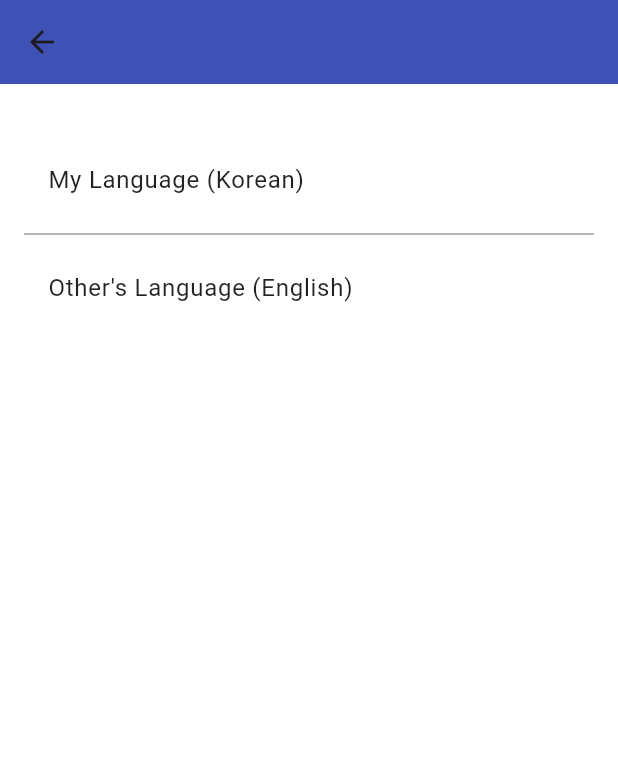
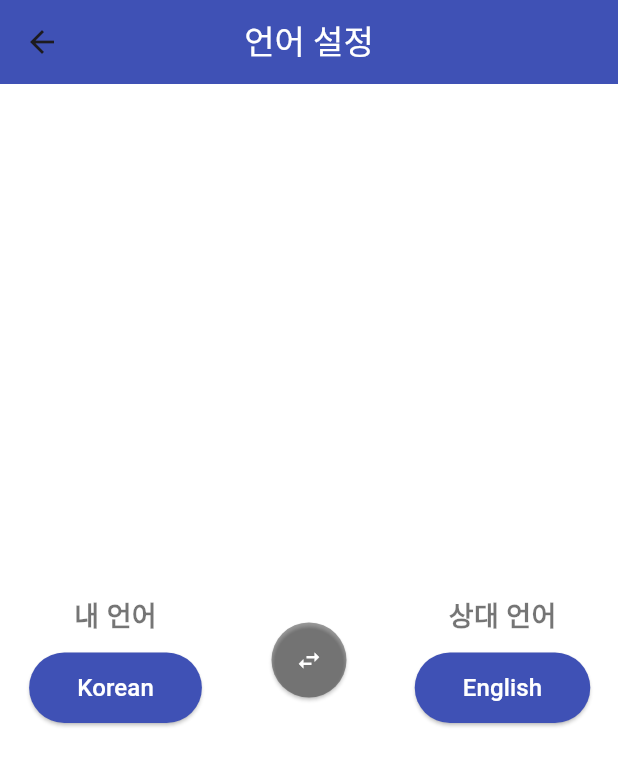
Before and after one commit to kangbba/chatmate, a Flutter app: the LanguageSettingScreen screen opened directly, on a phone screen of 412 x 824 dp. Shown: the top 766 px of the screen. Run offline on Flutter 3.47's test engine with Material 3 defaults, Android fonts, the phone set to English and light mode, and no system bars; our stand-ins replace auto_size_text, cloud_firestore, firebase_auth, firebase_core, flutter_slidable, flutter_tts and 7 more; missing offline and left inert: flutter_network_connectivity, google_cloud_translation, simple_ripple_animation; accounts and stored records are empty.

Commit message:
레이아웃 변경

```diff
--- a/lib/screen_pages/language_setting_screen.dart
+++ b/lib/screen_pages/language_setting_screen.dart
@@ -1,5 +1,4 @@
 import 'package:flutter/material.dart';
-
 import '../screens/language_select_screen.dart';
 import '../managers/language_select_control.dart';
 
@@ -11,6 +10,7 @@ class LanguageSettingScreen extends StatefulWidget {
 }
 
 class _LanguageSettingScreenState extends State<LanguageSettingScreen> {
+  final LanguageSelectControl languageSelectControl = LanguageSelectControl.instance;
 
   @override
   Widget build(BuildContext context) {
@@ -18,50 +18,109 @@ class _LanguageSettingScreenState extends State<LanguageSettingScreen> {
       backgroundColor: Colors.white, // 배경색 명시적으로 설정
       appBar: AppBar(
         centerTitle: true,
+        title: const Text(
+          '언어 설정',
+          style: TextStyle(color: Colors.white),
+        ),
         backgroundColor: Colors.indigo, // AppBar 배경색 설정
       ),
-      body: Padding(
-        padding: const EdgeInsets.all(16.0),
+      body: Center(
+        child: Row(
+          mainAxisAlignment: MainAxisAlignment.center,
+          children: [
+            Expanded(
               child: Column(
-          crossAxisAlignment: CrossAxisAlignment.start,
+                mainAxisSize: MainAxisSize.min,
                 children: [
-            const SizedBox(height: 20),
-            ListTile(
-              title: Text(
-                "My Language (${LanguageSelectControl.instance.myLanguageItem.menuDisplayStr})",
-                style: TextStyle(color: Colors.black87), // 텍스트 색상 설정
+                  const Text(
+                    "내 언어",
+                    style: TextStyle(fontSize: 18, fontWeight: FontWeight.bold, color: Colors.black54),
                   ),
-              onTap: () {
-                // 풀스크린으로 My Language 선택 화면 호출
-                Navigator.push(
+                  const SizedBox(height: 10),
+                  ElevatedButton(
+                    style: ElevatedButton.styleFrom(
+                      padding: const EdgeInsets.symmetric(horizontal: 32, vertical: 12),
+                      backgroundColor: Colors.indigo,
+                      foregroundColor: Colors.white,
+                    ),
+                    onPressed: () => Navigator.push(
                       context,
                       MaterialPageRoute(
                         builder: (context) => LanguageSelectScreen(
-                      languageSelectControl: LanguageSelectControl.instance,
+                          languageSelectControl: languageSelectControl,
                           isMyLanguage: true,
                         ),
                       ),
+                    ),
+                    child: StreamBuilder<LanguageItem>(
+                      stream: languageSelectControl.myLanguageItemStream,
+                      initialData: languageSelectControl.myLanguageItem,
+                      builder: (context, snapshot) {
+                        return Text(
+                          snapshot.data?.menuDisplayStr ?? "",
+                          style: const TextStyle(fontSize: 16),
                         );
                       },
                     ),
-            const Divider(color: Colors.grey),
-            ListTile(
-              title: Text(
-                "Other's Language (${LanguageSelectControl.instance.yourLanguageItem.menuDisplayStr})",
-                style: TextStyle(color: Colors.black87), // 텍스트 색상 설정
                   ),
-              onTap: () {
-                // 풀스크린으로 Other Language 선택 화면 호출
-                Navigator.push(
+                ],
+              ),
+            ),
+            const SizedBox(width: 20),
+            ElevatedButton(
+              style: ElevatedButton.styleFrom(
+                shape: const CircleBorder(),
+                padding: const EdgeInsets.all(16),
+                backgroundColor: Colors.black38,
+                foregroundColor: Colors.white,
+              ),
+              onPressed: () {
+                setState(() {
+                  final temp = languageSelectControl.myLanguageItem;
+                  languageSelectControl.myLanguageItem = languageSelectControl.yourLanguageItem;
+                  languageSelectControl.yourLanguageItem = temp;
+                });
+              },
+              child: const Icon(Icons.swap_horiz),
+            ),
+            const SizedBox(width: 20),
+            Expanded(
+              child: Column(
+                mainAxisSize: MainAxisSize.min,
+                children: [
+                  const Text(
+                    "상대 언어",
+                    style: TextStyle(fontSize: 18, fontWeight: FontWeight.bold, color: Colors.black54),
+                  ),
+                  const SizedBox(height: 10),
+                  ElevatedButton(
+                    style: ElevatedButton.styleFrom(
+                      padding: const EdgeInsets.symmetric(horizontal: 32, vertical: 12),
+                      backgroundColor: Colors.indigo,
+                      foregroundColor: Colors.white,
+                    ),
+                    onPressed: () => Navigator.push(
                       context,
                       MaterialPageRoute(
                         builder: (context) => LanguageSelectScreen(
-                      languageSelectControl: LanguageSelectControl.instance,
+                          languageSelectControl: languageSelectControl,
                           isMyLanguage: false,
                         ),
                       ),
+                    ),
+                    child: StreamBuilder<LanguageItem>(
+                      stream: languageSelectControl.yourLanguageItemStream,
+                      initialData: languageSelectControl.yourLanguageItem,
+                      builder: (context, snapshot) {
+                        return Text(
+                          snapshot.data?.menuDisplayStr ?? "",
+                          style: const TextStyle(fontSize: 16),
                         );
                       },
+                    ),
+                  ),
+                ],
+              ),
             ),
           ],
         ),
```
Also changed, not shown: lib/main.dart (+8 -10 lines), lib/screen_pages/conversation_area.dart (+7 -6 lines), lib/screen_pages/conversation_page.dart (+56 -59 lines), lib/screen_pages/dialogue_page.dart (+10 -3 lines), lib/screen_pages/room_selecting_page.dart (+12 -4 lines), lib/screen_pages/translating_page.dart (+85 -113 lines), lib/screens/speech_recognition_popup.dart (+18 -31 lines), flutter_01.png (added), 3 other files. Lines whose indentation alone changed are shown as unchanged.
